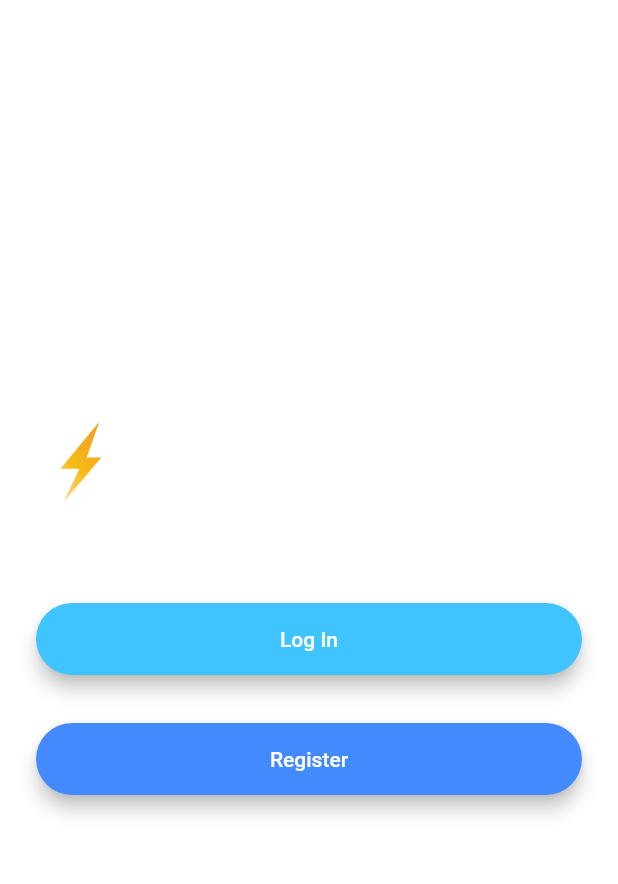
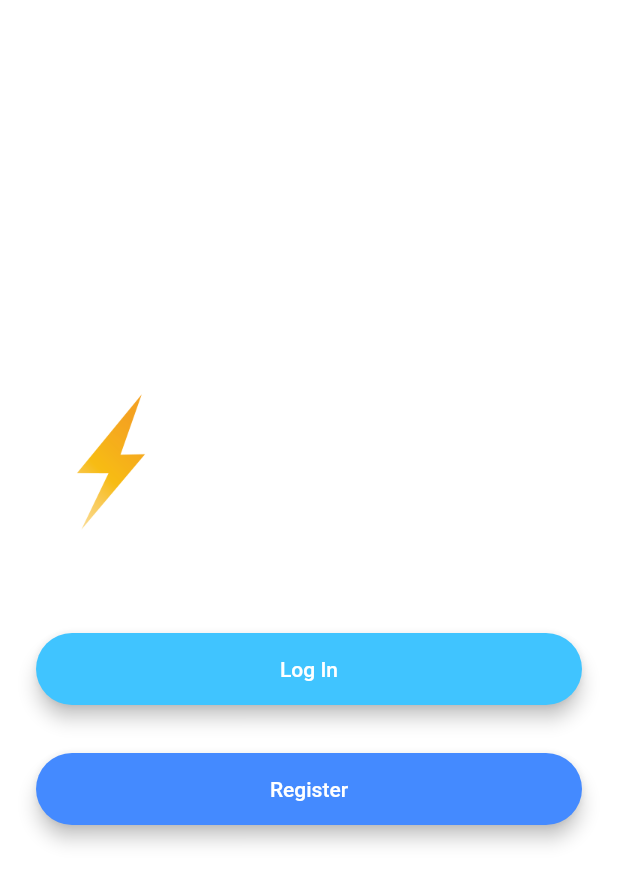
Before and after one commit to shubhamtade/Chat_App_Flutter, a Flutter app: the screen it shows after launch, on a phone screen of 412 x 824 dp. Shown: the top 884 px of the screen. Run offline on Flutter 3.47's test engine with Material 2 defaults, Android fonts, the phone set to English and light mode, and no system bars.

Commit message:
Animation Added

```diff
--- a/lib/main.dart
+++ b/lib/main.dart
@@ -18,9 +18,9 @@ class FlashChat extends StatelessWidget {
       initialRoute: WelcomeScreen.id,
       routes: {
         WelcomeScreen.id: (context) => WelcomeScreen(),
-        'login_screen': (context) => LoginScreen(),
-        'registration_screen': (context) => RegistrationScreen(),
-        'chat_screen': (context) => ChatScreen(),
+        LoginScreen.id: (context) => LoginScreen(),
+        RegistrationScreen.id: (context) => RegistrationScreen(),
+        ChatScreen.id: (context) => ChatScreen(),
       },
     );
   }
--- a/lib/screens/chat_screen.dart
+++ b/lib/screens/chat_screen.dart
@@ -2,6 +2,7 @@ import 'package:flutter/material.dart';
 import 'package:chat_app/constants.dart';
 
 class ChatScreen extends StatefulWidget {
+  static String id = 'chat_screen';
   @override
   _ChatScreenState createState() => _ChatScreenState();
 }
--- a/lib/screens/welcome_screen.dart
+++ b/lib/screens/welcome_screen.dart
@@ -1,3 +1,5 @@
+import 'package:chat_app/screens/login_screen.dart';
+import 'package:chat_app/screens/registration_screen.dart';
 import 'package:flutter/material.dart';
 
 class WelcomeScreen extends StatefulWidget {
@@ -6,7 +8,29 @@ class WelcomeScreen extends StatefulWidget {
   _WelcomeScreenState createState() => _WelcomeScreenState();
 }
 
-class _WelcomeScreenState extends State<WelcomeScreen> {
+class _WelcomeScreenState extends State<WelcomeScreen>
+    with SingleTickerProviderStateMixin {
+  late AnimationController controller;
+
+  late Animation animation;
+  @override
+  void initState() {
+    // TODO: implement initState
+    super.initState();
+    controller = AnimationController(
+      vsync: this,
+      duration: Duration(seconds: 2),
+      upperBound: 1,
+    );
+
+    animation = CurvedAnimation(parent: controller, curve: Curves.decelerate);
+    controller.forward();
+
+    controller.addListener(() {
+      setState(() {});
+    });
+  }
+
   @override
   Widget build(BuildContext context) {
     return Scaffold(
@@ -19,9 +43,12 @@ class _WelcomeScreenState extends State<WelcomeScreen> {
           children: <Widget>[
             Row(
               children: <Widget>[
-                Container(
-                  child: Image.asset('images/logo.png'),
-                  height: 60.0,
+                Hero(
+                  tag: 'logo',
+                  child: Container(
+                    child: Image.asset('images/logo.png'),
+                    height: animation.value * 100,
+                  ),
                 ),
                 Text(
                   'Flash Chat',
@@ -44,6 +71,7 @@ class _WelcomeScreenState extends State<WelcomeScreen> {
                 child: MaterialButton(
                   onPressed: () {
                     //Go to login screen.
+                    Navigator.pushNamed(context, LoginScreen.id);
                   },
                   minWidth: 200.0,
                   height: 42.0,
@@ -62,6 +90,7 @@ class _WelcomeScreenState extends State<WelcomeScreen> {
                 child: MaterialButton(
                   onPressed: () {
                     //Go to registration screen.
+                    Navigator.pushNamed(context, RegistrationScreen.id);
                   },
                   minWidth: 200.0,
                   height: 42.0,
```
Also changed, not shown: lib/screens/login_screen.dart (+7 -3 lines), lib/screens/registration_screen.dart (+7 -3 lines).
